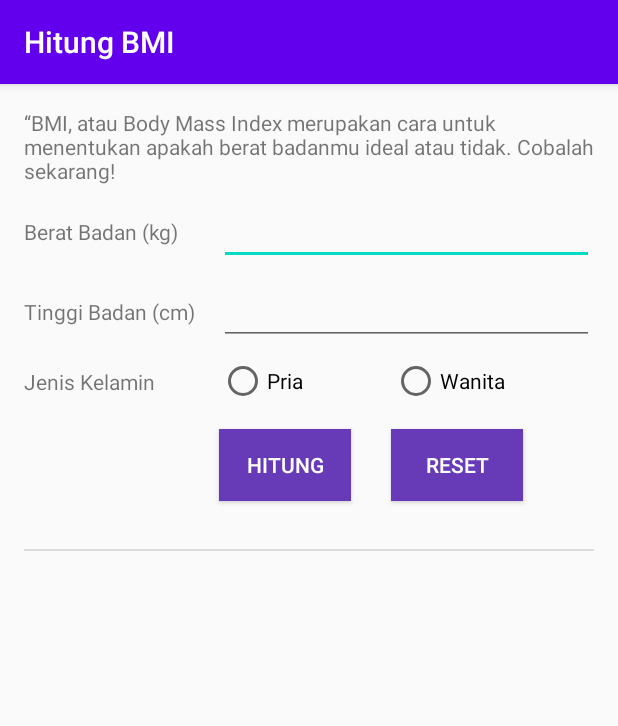
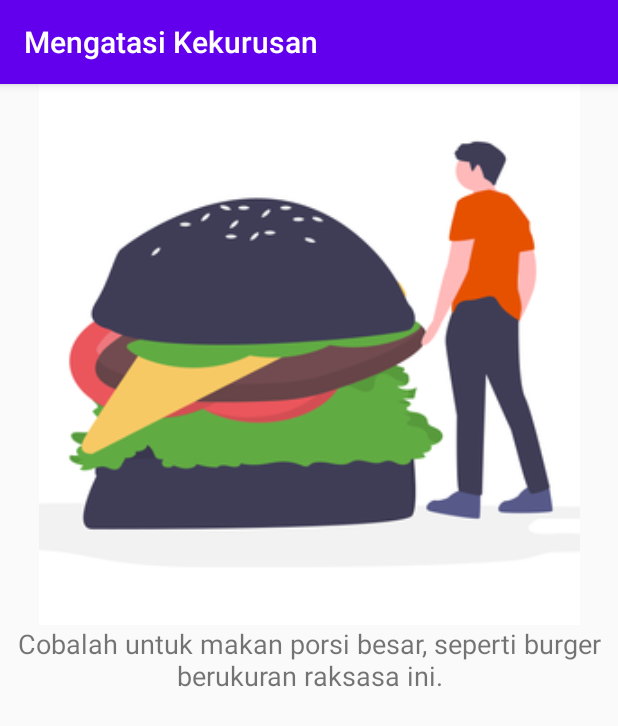
Before and after one commit to D3IF-Cool/4303-hitung-bmi-CitraPangestu1, an Android app: the screen it shows after launch (MainActivity), on a phone screen of 412 x 824 dp. Shown: the top 726 px of the screen. Run offline under Robolectric (Android 15) with nearby library versions, the phone set to English and light mode, and no system bars.

Commit message:
Membuat fragment lihat saran

```diff
--- /dev/null
+++ b/app/src/main/java/org/d3if3023/hitungbmi/data/KategoriBmi.kt
@@ -0,0 +1,3 @@
+package org.d3if3023.hitungbmi.data
+
+enum class KategoriBmi { KURUS, IDEAL, GEMUK }
--- /dev/null
+++ b/app/src/main/java/org/d3if3023/hitungbmi/ui/SaranFragment.kt
@@ -0,0 +1,44 @@
+package org.d3if3023.hitungbmi.ui
+
+import android.os.Bundle
+import android.view.LayoutInflater
+import android.view.View
+import android.view.ViewGroup
+import androidx.appcompat.app.AppCompatActivity
+import androidx.fragment.app.Fragment
+import org.d3if3023.hitungbmi.R
+import org.d3if3023.hitungbmi.data.KategoriBmi
+import org.d3if3023.hitungbmi.databinding.FragmentHitungBinding
+import org.d3if3023.hitungbmi.databinding.FragmentSaranBinding
+
+class SaranFragment : Fragment() {
+    private lateinit var binding: FragmentSaranBinding
+    override fun onCreateView(inflater: LayoutInflater, container: ViewGroup?,
+                              savedInstanceState: Bundle?): View? {
+        binding = FragmentSaranBinding.inflate(
+            layoutInflater, container, false)
+        updateUI(KategoriBmi.KURUS)
+        return binding.root
+    }
+
+    private fun updateUI(kategori: KategoriBmi){
+        val actionBar = (requireActivity() as AppCompatActivity).supportActionBar
+        when (kategori){
+            KategoriBmi.KURUS-> {
+                actionBar?.title = getString(R.string.judul_kurus)
+                binding.imageView.setImageResource(R.drawable.kurus)
+                binding.textView.text = getString(R.string.saran_kurus)
+            }
+            KategoriBmi.IDEAL-> {
+                actionBar?.title = getString(R.string.judul_ideal)
+                binding.imageView.setImageResource(R.drawable.ideal)
+                binding.textView.text = getString(R.string.saran_ideal)
+            }
+            KategoriBmi.GEMUK-> {
+                actionBar?.title = getString(R.string.judul_gemuk)
+                binding.imageView.setImageResource(R.drawable.gemuk)
+                binding.textView.text = getString(R.string.saran_gemuk)
+            }
+        }
+    }
+}
--- a/app/src/main/res/layout/activity_main.xml
+++ b/app/src/main/res/layout/activity_main.xml
@@ -2,7 +2,7 @@
 <fragment xmlns:android="http://schemas.android.com/apk/res/android"
     xmlns:tools="http://schemas.android.com/tools"
     android:id="@+id/container"
-    android:name="org.d3if3023.hitungbmi.ui.HitungFragment"
+    android:name="org.d3if3023.hitungbmi.ui.SaranFragment"
     android:layout_width="match_parent"
     android:layout_height="match_parent"
     tools:context=".MainActivity"
--- /dev/null
+++ b/app/src/main/res/layout/fragment_saran.xml
@@ -0,0 +1,23 @@
+<?xml version="1.0" encoding="utf-8"?>
+<LinearLayout xmlns:android="http://schemas.android.com/apk/res/android"
+    xmlns:tools="http://schemas.android.com/tools"
+    android:layout_width="match_parent"
+    android:layout_height="match_parent"
+    android:layout_margin="@dimen/horizontal_margin"
+    android:orientation="vertical"
+    android:weightSum="2">
+    <ImageView
+        android:id="@+id/imageView"
+        android:layout_width="match_parent"
+        android:layout_height="0dp"
+        android:layout_weight="1"
+        android:contentDescription="@null"
+        tools:src="@drawable/ideal" />
+    <TextView
+        android:id="@+id/textView"
+        android:layout_width="match_parent"
+        android:layout_height="wrap_content"
+        android:gravity="center_horizontal"
+        android:textSize="18sp"
+        tools:text="@string/saran_ideal" />
+</LinearLayout>
--- a/app/src/main/res/values/strings.xml
+++ b/app/src/main/res/values/strings.xml
@@ -21,4 +21,13 @@
 
     <dimen name="horizontal_margin">16dp</dimen>
 
+    <string name="judul_kurus">Mengatasi Kekurusan</string>
+    <string name="judul_ideal">Menjaga Tetap Ideal</string>
+    <string name="judul_gemuk">Mengatasi Kegemukan</string>
+    <string name="saran_kurus">Cobalah untuk makan porsi besar, seperti burger
+    berukuran raksasa ini.</string> <string name="saran_ideal">Pertahankan gaya hidupmu! Tapi jangan kebanyakan
+    gaya karena itu berbahaya.</string>
+    <string name="saran_gemuk">Cobalah untuk olahraga lari. Kemanapun boleh,
+    asal tidak lari dari kehidupan.</string>
+
 </resources>
```
Also changed, not shown: app/src/main/res/drawable-hdpi/gemuk.png (added), app/src/main/res/drawable-hdpi/ideal.png (added), app/src/main/res/drawable-hdpi/kurus.png (added), app/src/main/res/drawable-xhdpi/gemuk.png (added), app/src/main/res/drawable-xhdpi/ideal.png (added), app/src/main/res/drawable-xhdpi/kurus.png (added), app/src/main/res/drawable-xxhdpi/gemuk.png (added), app/src/main/res/drawable-xxhdpi/ideal.png (added), app/src/main/res/drawable-xxhdpi/kurus.png (added).
